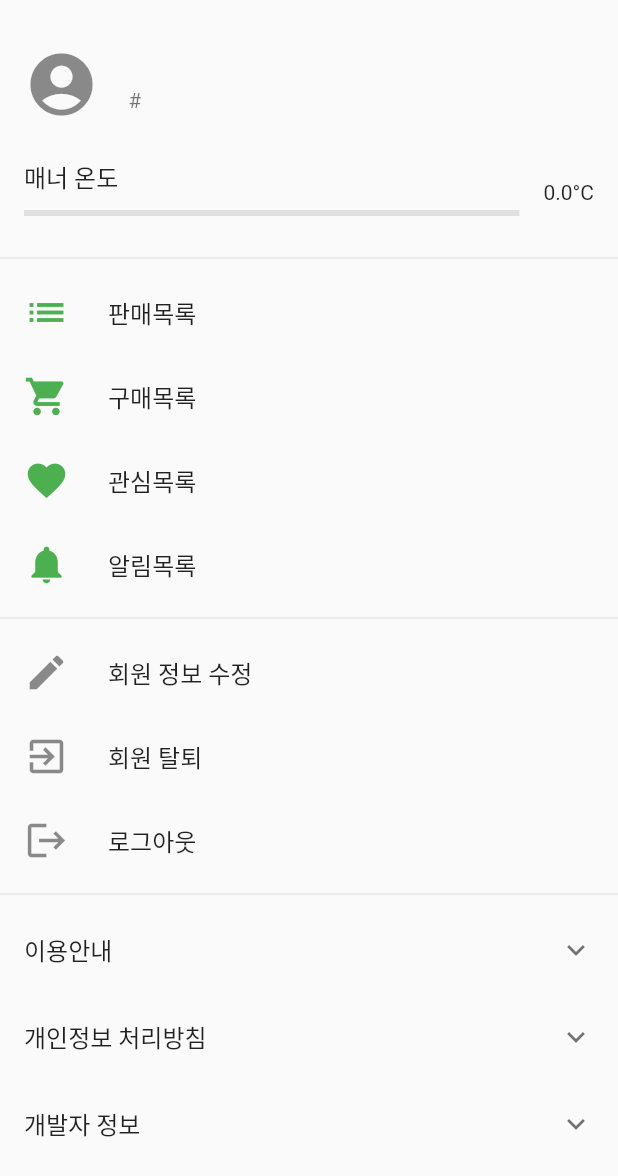
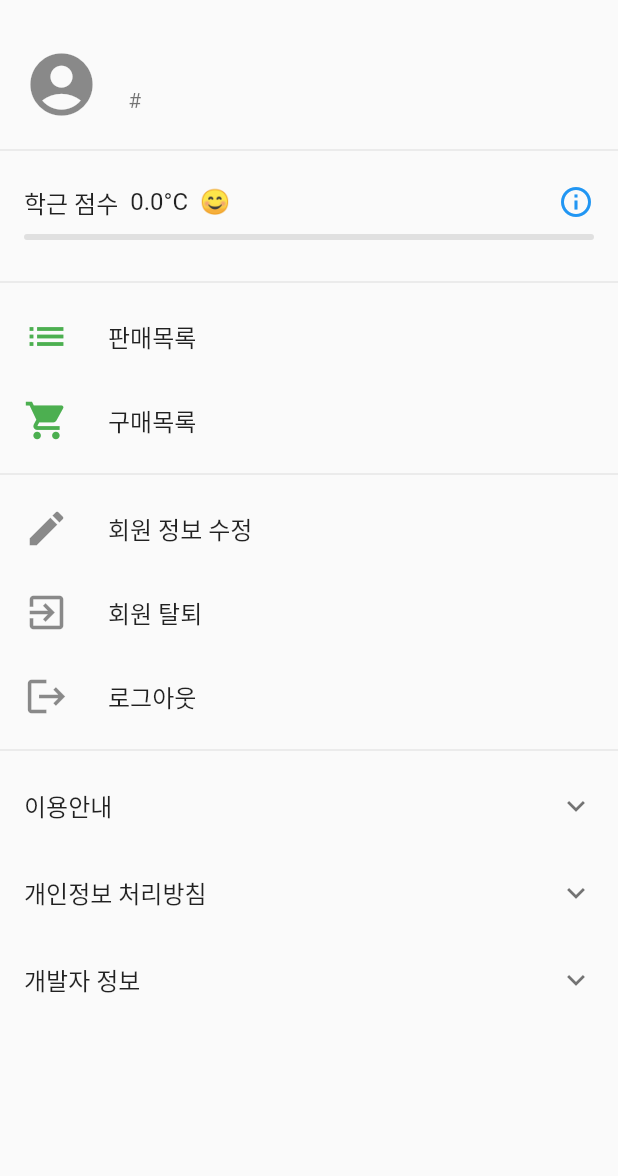
Before and after one commit to Mkyupark/Hakgeun_Market, a Flutter app: the ProfileScreen screen opened directly, on a phone screen of 412 x 824 dp. Shown: the top 1176 px of the screen. Run offline on Flutter 3.47's test engine with Material 2 defaults, Android fonts, the phone set to English and light mode, and no system bars; our stand-ins replace cloud_firestore, firebase_auth, firebase_core, flutter_svg, get, image_picker; accounts and stored records are empty.

Commit message:
구매목록, 판매목록

```diff
--- a/lib/models/user.dart
+++ b/lib/models/user.dart
@@ -6,6 +6,7 @@ class UserModel {
   final String nickName;
   final String schoolName;
   final double mannerTemperature;
+  final List<String>? likeList;
 
   UserModel({
     required this.id,
@@ -13,6 +14,7 @@ class UserModel {
     required this.nickName,
     required this.schoolName,
     required this.mannerTemperature,
+    this.likeList,
   });
 
   Map<String, dynamic> toMap() {
@@ -21,6 +23,7 @@ class UserModel {
       'nickname': nickName,
       'schoolName': schoolName,
       'mannerTemperature': mannerTemperature,
+      'likeList': likeList,
     };
   }
 
@@ -32,6 +35,7 @@ class UserModel {
       nickName: data['nickname'] ?? '이름없음',
       schoolName: data['schoolName'] ?? '정보없음',
       mannerTemperature: (data['mannerTemperature'] ?? 0).toDouble(),
+      likeList: data['likeList'] ?? [],
     );
   }
 }
--- a/lib/pages/AuthPage/regist_screen.dart
+++ b/lib/pages/AuthPage/regist_screen.dart
@@ -31,6 +31,7 @@ class _RegistScreenState extends State<RegistScreen> {
           nickName: _nicknameController.text,
           schoolName: selectedSchool!,
           mannerTemperature: 36.5,
+          likeList: [],
         );
 
         // UserService 인스턴스 생성
--- a/lib/pages/MyPage/profile_screen.dart
+++ b/lib/pages/MyPage/profile_screen.dart
@@ -1,10 +1,14 @@
-// ignore_for_file: non_constant_identifier_names
+// ignore_for_file: non_constant_identifier_names, use_build_context_synchronously
 
 import 'package:flutter/material.dart';
+import 'package:hakgeun_market/models/goods.dart';
+import 'package:hakgeun_market/models/user.dart';
 import 'package:hakgeun_market/pages/AuthPage/login_screen.dart';
 import 'package:hakgeun_market/pages/AuthPage/regist_screen.dart';
+import 'package:hakgeun_market/pages/Goods/home.dart';
 import 'package:hakgeun_market/provider/navigation_provider.dart';
 import 'package:hakgeun_market/provider/user_provider.dart';
+import 'package:hakgeun_market/service/goodsService.dart';
 import 'package:hakgeun_market/service/userService.dart';
 import 'package:provider/provider.dart';
 
@@ -21,7 +25,8 @@ class ProfilePage extends State<ProfileScreen> {
     final userProvider = Provider.of<UserProvider>(context);
     final navProvider = Provider.of<NavigationProvider>(context);
     final user = userProvider.user;
-
+    List<Goods>? searchData;
+    final GoodsService goodsService = GoodsService();
     if (user != null) {
       navProvider.updatePage(3);
       return Scaffold(
@@ -31,37 +36,42 @@ class ProfilePage extends State<ProfileScreen> {
             ListTile(
               leading: const Icon(Icons.account_circle, size: 50),
               title: Text(user.nickName),
-              subtitle: Text('${user.schoolName} #${user.phoneNum}'),
+              subtitle: Column(
+                crossAxisAlignment: CrossAxisAlignment.start,
+                children: [
+                  Text('${user.schoolName} #${user.phoneNum}'),
+                ],
+              ),
             ),
-            _buildMannerTemperature(user.mannerTemperature),
             const Divider(),
-            _buildButton(context, Icons.list, '판매목록', Colors.green, () {
+            _buildMannerTemperature(context, user.mannerTemperature),
+            const Divider(),
+            _buildButton(context, Icons.list, '판매목록', Colors.green, () async {
+              // Filter goods for Sales List
+              List<Goods> salesList =
+                  await goodsService.getFilterSaleGoods(user.nickName);
+
               Navigator.push(
                 context,
-                MaterialPageRoute(builder: (context) => Container()),
+                MaterialPageRoute(
+                  builder: (context) => Home(
+                    SearchData: salesList,
+                  ),
+                ),
               );
             }),
             _buildButton(context, Icons.shopping_cart, '구매목록', Colors.green,
-                () {
-              // Navigator push to 구매목록 screen
+                () async {
+              List<Goods> buyList =
+                  await goodsService.getFilterBuyGoods(user.nickName);
+
               Navigator.push(
                 context,
-                MaterialPageRoute(builder: (context) => Container()),
-              );
-            }),
-            _buildButton(context, Icons.favorite, '관심목록', Colors.green, () {
-              // Navigator push to 관심목록 screen
-              Navigator.push(
-                context,
-                MaterialPageRoute(builder: (context) => Container()),
-              );
-            }),
-            _buildButton(context, Icons.notifications, '알림목록', Colors.green,
-                () {
-              // Navigator push to 알림목록 screen
-              Navigator.push(
-                context,
-                MaterialPageRoute(builder: (context) => Container()),
+                MaterialPageRoute(
+                  builder: (context) => Home(
+                    SearchData: buyList,
+                  ),
+                ),
               );
             }),
             const Divider(),
@@ -197,24 +207,74 @@ class ProfilePage extends State<ProfileScreen> {
     );
   }
 
-  Widget _buildMannerTemperature(double temperature) {
+  Widget _buildMannerTemperature(BuildContext context, double temperature) {
     Color color;
+    String emoji;
+
     if (temperature < 35) {
       color = Colors.blue;
+      emoji = '😊'; // Emoji for lower temperatures
     } else if (temperature < 37) {
       color = Colors.green;
+      emoji = '😐'; // Emoji for moderate temperatures
     } else {
       color = Colors.red;
+      emoji = '😷'; // Emoji for higher temperatures
     }
 
     return ListTile(
-      title: const Text('매너 온도'),
-      subtitle: LinearProgressIndicator(
-        value: temperature / 100,
-        valueColor: AlwaysStoppedAnimation<Color>(color),
-        backgroundColor: Colors.grey[300],
+      title: Row(
+        mainAxisAlignment: MainAxisAlignment.spaceBetween,
+        children: [
+          Row(
+            children: [
+              const Text("학근 점수"),
+              const SizedBox(
+                  width:
+                      8.0), // Adjust the spacing between title and temperature
+              Text('${temperature.toStringAsFixed(1)}°C'),
+              const SizedBox(
+                  width:
+                      8.0), // Adjust the spacing between temperature and emoji
+              Text(emoji),
+            ],
+          ),
+          GestureDetector(
+            onTap: () {
+              _showMannerTemperatureInfo(context);
+            },
+            child: const Icon(Icons.info_outline,
+                color: Colors.blue), // Adjust the color as needed
+          ),
+        ],
       ),
-      trailing: Text('${temperature.toStringAsFixed(1)}°C'),
+      subtitle: ClipRRect(
+        borderRadius: BorderRadius.circular(10),
+        child: LinearProgressIndicator(
+          value: temperature / 100,
+          valueColor: AlwaysStoppedAnimation<Color>(color),
+          backgroundColor: Colors.grey[300],
+        ),
+      ),
+    );
+  }
+
+  void _showMannerTemperatureInfo(BuildContext context) {
+    showDialog(
+      context: context,
+      builder: (BuildContext context) {
+        return AlertDialog(
+          title: const Text('학근점수란?'),
+          content: const Text(
+              '학근점수는 사용자의 활동에 기반한 평판 점수입니다.\n긍정적인 활동으로 학점이 상승하며, 부정적인 행동으로 하락합니다.'),
+          actions: <Widget>[
+            TextButton(
+              child: const Text('닫기'),
+              onPressed: () => Navigator.of(context).pop(),
+            ),
+          ],
+        );
+      },
     );
   }
 
--- a/lib/pages/app.dart
+++ b/lib/pages/app.dart
@@ -65,7 +65,7 @@ class _AppState extends State<App> {
                 'assets/svg/text-box.svg',
                 width: 30,
               ),
-              label: '게시판?'),
+              label: '관심목록'),
           BottomNavigationBarItem(
               icon: SvgPicture.asset(
                 'assets/svg/chat-outline.svg',
```
Also changed, not shown: lib/service/goodsService.dart (+43 -0 lines).
